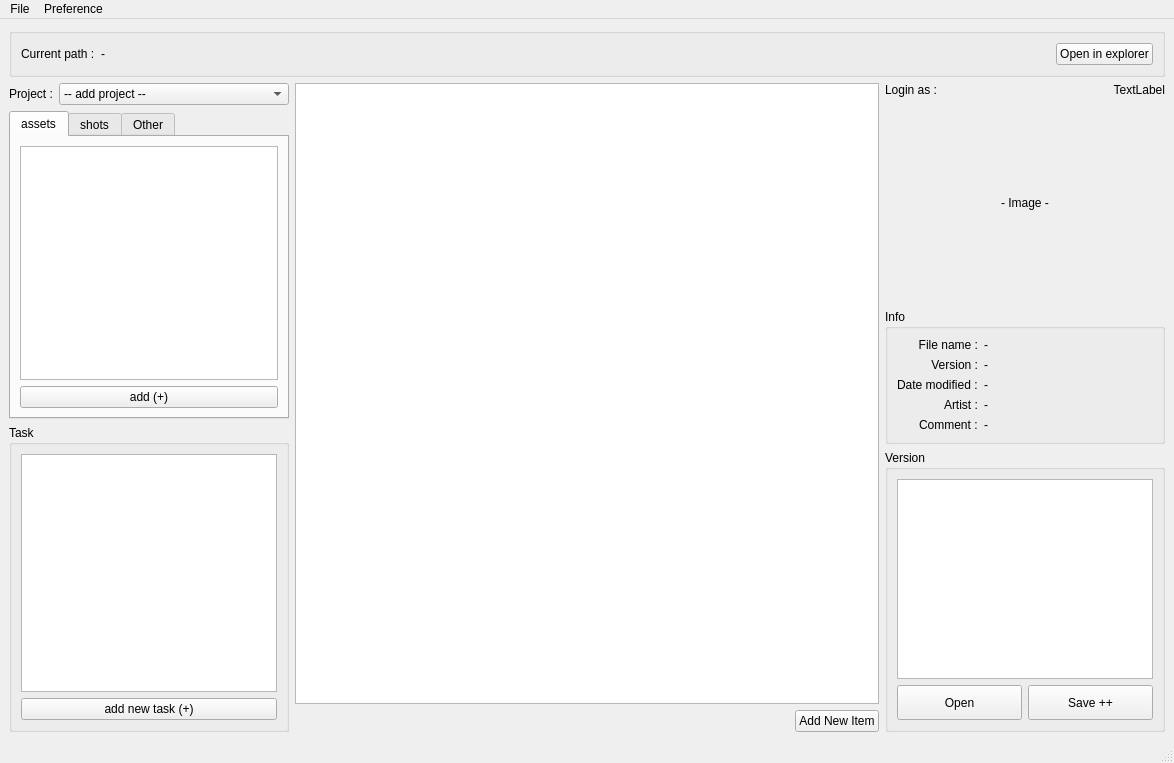
Old version of the form ui/projectExplorer.ui in the repository Shayen/sal_pipeline.
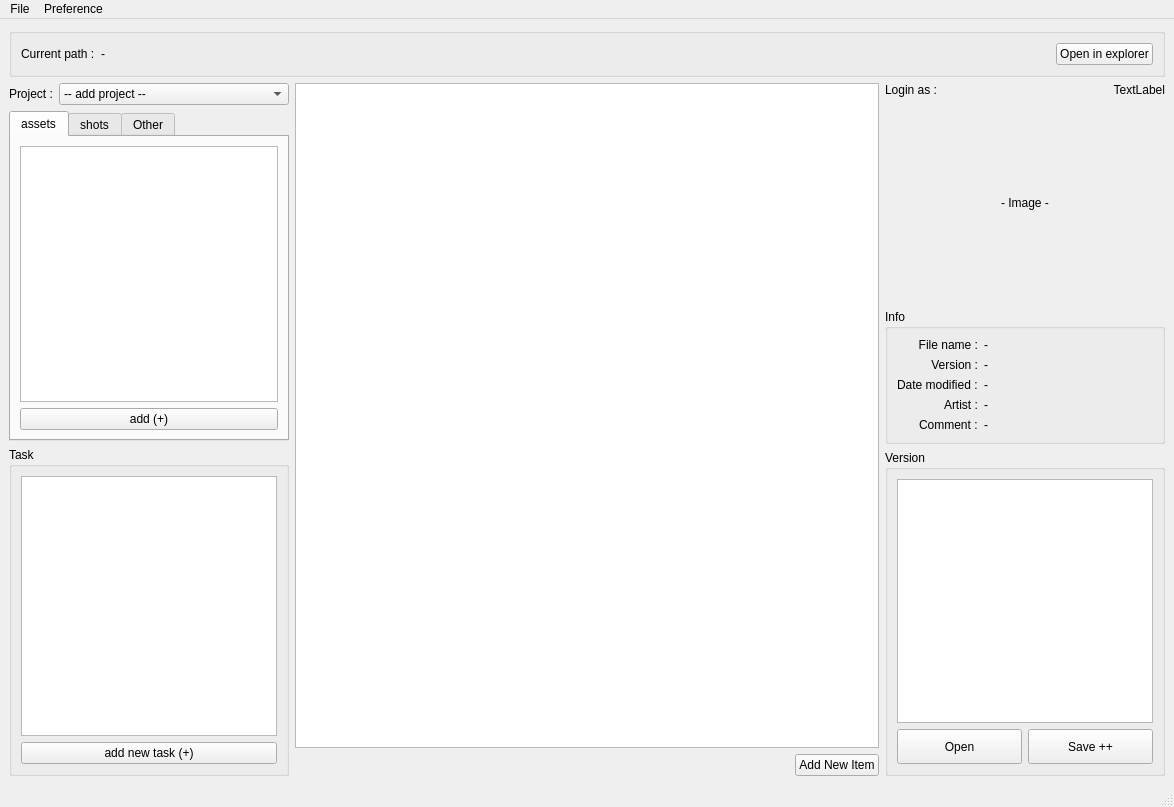
New version of the form.

Patch:
```diff
--- a/ui/projectExplorer.ui
+++ b/ui/projectExplorer.ui
@@ -7,7 +7,7 @@
     <x>0</x>
     <y>0</y>
     <width>1174</width>
-    <height>743</height>
+    <height>807</height>
    </rect>
   </property>
   <property name="windowTitle">
```
Left out of the diff: 9 changed lines with no effect on the pictures.
